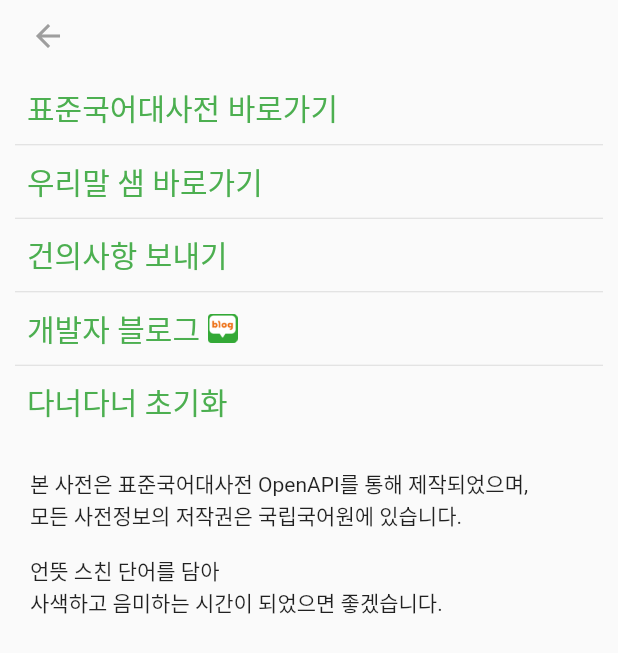
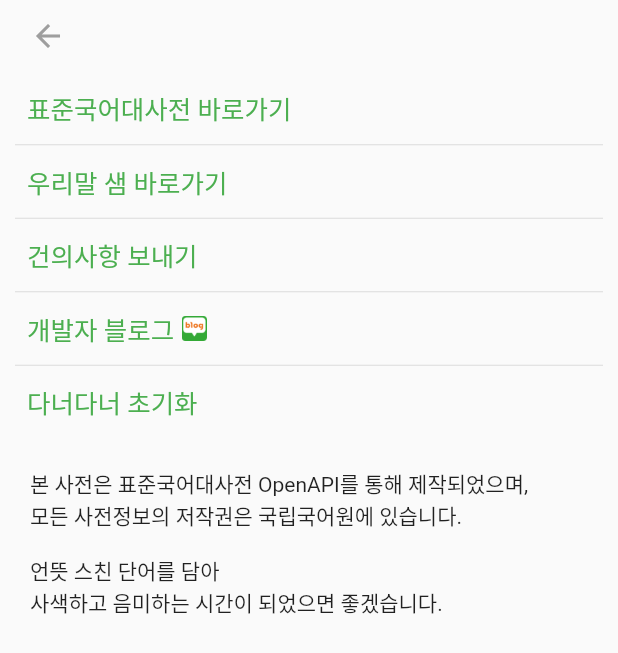
Before and after one commit to bargoLoft/WordWord, a Flutter app: the screen it shows after launch, after a tap on the "info" icon, on a phone screen of 412 x 824 dp. Shown: the top 653 px of the screen. Run offline on Flutter 3.47's test engine with Material 2 defaults, Android fonts, the phone set to English and light mode, and no system bars; our stand-ins replace auto_size_text, device_info_plus, font_awesome_flutter, hive, hive_flutter, package_info_plus and 2 more; missing offline and left inert: flutter_email_sender, ios_utsname_ext; accounts and stored records are empty; Roboto replaces fonts that are missing (KoPubBatang).

Commit message:
change word_list.dart design

```diff
--- a/lib/screens/info_screen.dart
+++ b/lib/screens/info_screen.dart
@@ -55,7 +55,7 @@ class _InfoScreenState extends State<InfoScreen> {
                 },
                 child: Text(
                   '표준국어대사전 바로가기',
-                  style: TextStyle(fontSize: 20, color: textColor),
+                  style: TextStyle(fontSize: 17, color: textColor),
                 ),
               ),
             ),
@@ -72,7 +72,7 @@ class _InfoScreenState extends State<InfoScreen> {
                 },
                 child: Text(
                   '우리말 샘 바로가기',
-                  style: TextStyle(fontSize: 20, color: textColor),
+                  style: TextStyle(fontSize: 17, color: textColor),
                 ),
               ),
             ),
@@ -90,7 +90,7 @@ class _InfoScreenState extends State<InfoScreen> {
                 },
                 child: Text(
                   '건의사항 보내기',
-                  style: TextStyle(fontSize: 20, color: textColor),
+                  style: TextStyle(fontSize: 17, color: textColor),
                 ),
               ),
             ),
@@ -112,13 +112,13 @@ class _InfoScreenState extends State<InfoScreen> {
                       children: [
                         Text(
                           '개발자 블로그',
-                          style: TextStyle(fontSize: 20, color: textColor),
+                          style: TextStyle(fontSize: 17, color: textColor),
                         ),
                         const Padding(
                           padding: EdgeInsets.all(5),
                           child: Image(
-                            width: 20,
-                            height: 20,
+                            width: 17,
+                            height: 17,
                             image:
                                 AssetImage('assets/images/NaverBlogIcon.png'),
                           ),
@@ -161,7 +161,7 @@ class _InfoScreenState extends State<InfoScreen> {
                       return CupertinoAlertDialog(
                         title: const Text(
                           '다너다너 초기화',
-                          style: TextStyle(fontSize: 20, color: Colors.red),
+                          style: TextStyle(fontSize: 17, color: Colors.red),
                         ),
                         content: const Text('다너다너를 초기화 하시겠습니까?'),
                         actions: [
@@ -193,7 +193,7 @@ class _InfoScreenState extends State<InfoScreen> {
                 },
                 child: Text(
                   '다너다너 초기화',
-                  style: TextStyle(fontSize: 20, color: textColor),
+                  style: TextStyle(fontSize: 17, color: textColor),
                 ),
               ),
             ),
--- a/lib/screens/recent_screen.dart
+++ b/lib/screens/recent_screen.dart
@@ -72,7 +72,7 @@ class _RecentWordListState extends State<RecentWordList> {
                               Text(
                                 words[words.length - index - 1].word,
                                 style: const TextStyle(
-                                    fontSize: 22, fontWeight: FontWeight.bold),
+                                    fontSize: 20, fontWeight: FontWeight.bold),
                               ),
                               Row(
                                 children: [
@@ -83,7 +83,7 @@ class _RecentWordListState extends State<RecentWordList> {
                                                 .time
                                                 .substring(0, 8)))
                                         .toString(),
-                                    style: const TextStyle(fontSize: 17),
+                                    style: const TextStyle(fontSize: 15),
                                   ),
                                   IconButton(
                                     constraints: BoxConstraints.tight(
--- a/lib/screens/storage_screen.dart
+++ b/lib/screens/storage_screen.dart
@@ -22,9 +22,8 @@ class StorageScreen extends StatefulWidget {
 
 class _StorageScreenState extends State<StorageScreen> {
   int? groupValue = 0;
-  final _valueList = ['최근순', '가나다순', '품사순'];
-  var _dropdownValue = '최근순';
-
+  final _valueList = ['가나다순', '최신순', '품사순'];
+  var _dropdownValue = '가나다순';
   void dropdownCallback(String? selectedValue) {
     if (selectedValue is String) {
       setState(() {
@@ -41,14 +40,14 @@ class _StorageScreenState extends State<StorageScreen> {
         builder: (context, box, _) {
           final words = box.values.toList().cast<wordtest>();
           switch (_dropdownValue) {
+            case '가나다순':
+              words.sort((a, b) => a.word.compareTo(b.word)); // ㄱㄴㄷ
+              break;
             case '최근순':
               words.sort((a, b) => a.saveTime.compareTo(b.saveTime));
               break; // 추가한 순
             case '품사순':
               words.sort((a, b) => a.pos.compareTo(b.pos)); // 품사
-              break;
-            case '가나다순':
-              words.sort((a, b) => a.word.compareTo(b.word)); // ㄱㄴㄷ
               break;
           }
 
@@ -71,7 +70,7 @@ class _StorageScreenState extends State<StorageScreen> {
         padding: MediaQuery.of(context).viewPadding,
         child: Column(
           children: [
-            const SizedBox(height: 24),
+            const SizedBox(height: 10),
             const Text(
               '다너다너',
               style: TextStyle(
@@ -113,6 +112,7 @@ class _StorageScreenState extends State<StorageScreen> {
                     }).toList(),
                     value: _dropdownValue,
                     onChanged: dropdownCallback,
+                    elevation: 10,
                   ),
                   Center(
                     child: CupertinoSlidingSegmentedControl(
--- a/lib/widgets/word_list.dart
+++ b/lib/widgets/word_list.dart
@@ -154,7 +154,7 @@ class _WordState extends State<Word> with AutomaticKeepAliveClientMixin {
                   mainAxisAlignment: MainAxisAlignment.spaceBetween,
                   children: [
                     IconButton(
-                      padding: EdgeInsets.zero,
+                      // padding: EdgeInsets.all(15),
                       onPressed: () {
                         Navigator.push(
                           context,
@@ -162,17 +162,13 @@ class _WordState extends State<Word> with AutomaticKeepAliveClientMixin {
                         );
                       },
                       icon: const Icon(
-                        Icons.settings,
+                        Icons.settings_outlined,
                         size: 25,
                         color: Colors.grey,
                       ),
                     ),
-                    //Text('${MediaQuery.of(context).viewPadding.bottom}${MediaQuery.of(context).viewPadding.top}'),
-                    TextButton(
-                        style: ButtonStyle(
-                          padding: MaterialStateProperty.all(EdgeInsets.zero),
-                        ),
-                        onPressed: () async {
+                    GestureDetector(
+                      onTap: () async {
                         setState(() {
                           isLoading = true;
                           _logoOpacity = 0.0;
@@ -185,27 +181,20 @@ class _WordState extends State<Word> with AutomaticKeepAliveClientMixin {
                           //isLoading = false;
                         });
                       },
-                        child: const Icon(
-                          FontAwesomeIcons.random,
-                          color: Colors.grey,
-                          size: 20,
-                        )),
-                    Image(
+                      child: Image(
                           image: const AssetImage(
                             'assets/images/toplogo_6464*4.0.png',
                           ),
                           height: MediaQuery.of(context).size.height * 0.02),
-                    TextButton(
-                        style: ButtonStyle(
-                          padding: MaterialStateProperty.all(EdgeInsets.zero),
                     ),
+                    IconButton(
                         onPressed: () {
                           Navigator.push(
                               context,
                               MaterialPageRoute(
                                   builder: (context) => const InfoScreen()));
                         },
-                        child: const Icon(
+                        icon: const Icon(
                           Icons.info_outlined,
                           color: Colors.grey,
                           size: 25,
```
Also changed, not shown: lib/screens/word_info_screen.dart (+11 -8 lines). Lines whose indentation alone changed are shown as unchanged.
